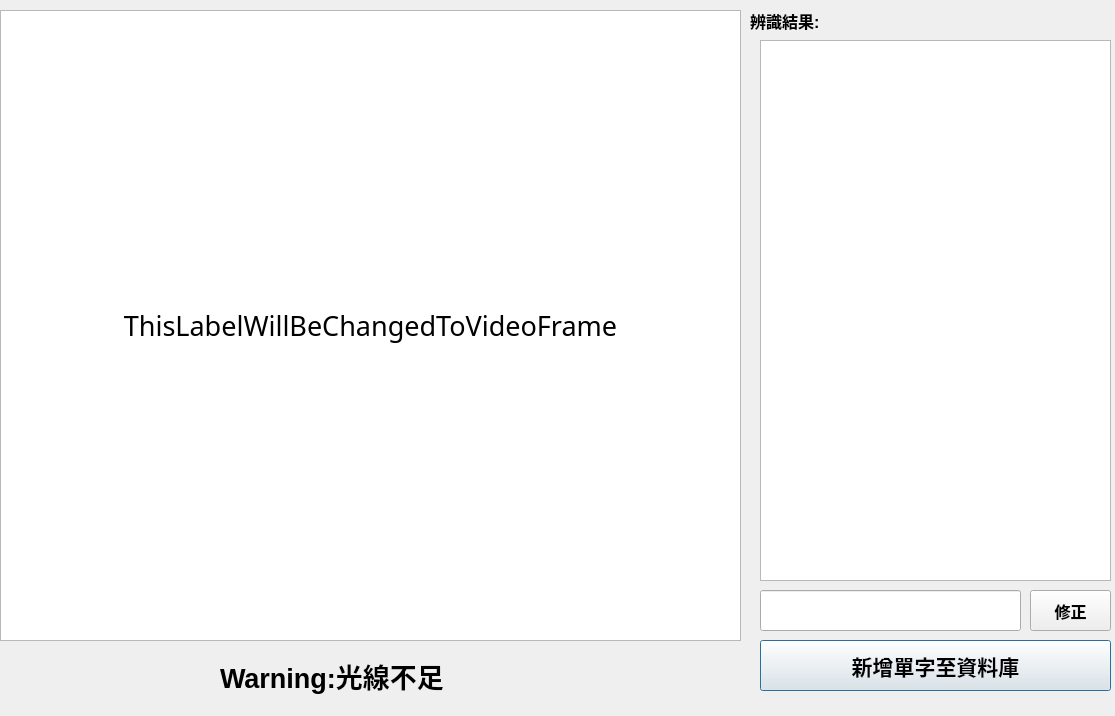
First picture: the form in project_codes/GUI/GUI.ui, repository AhJayzZ/Smart-Learning-System, before the edit.
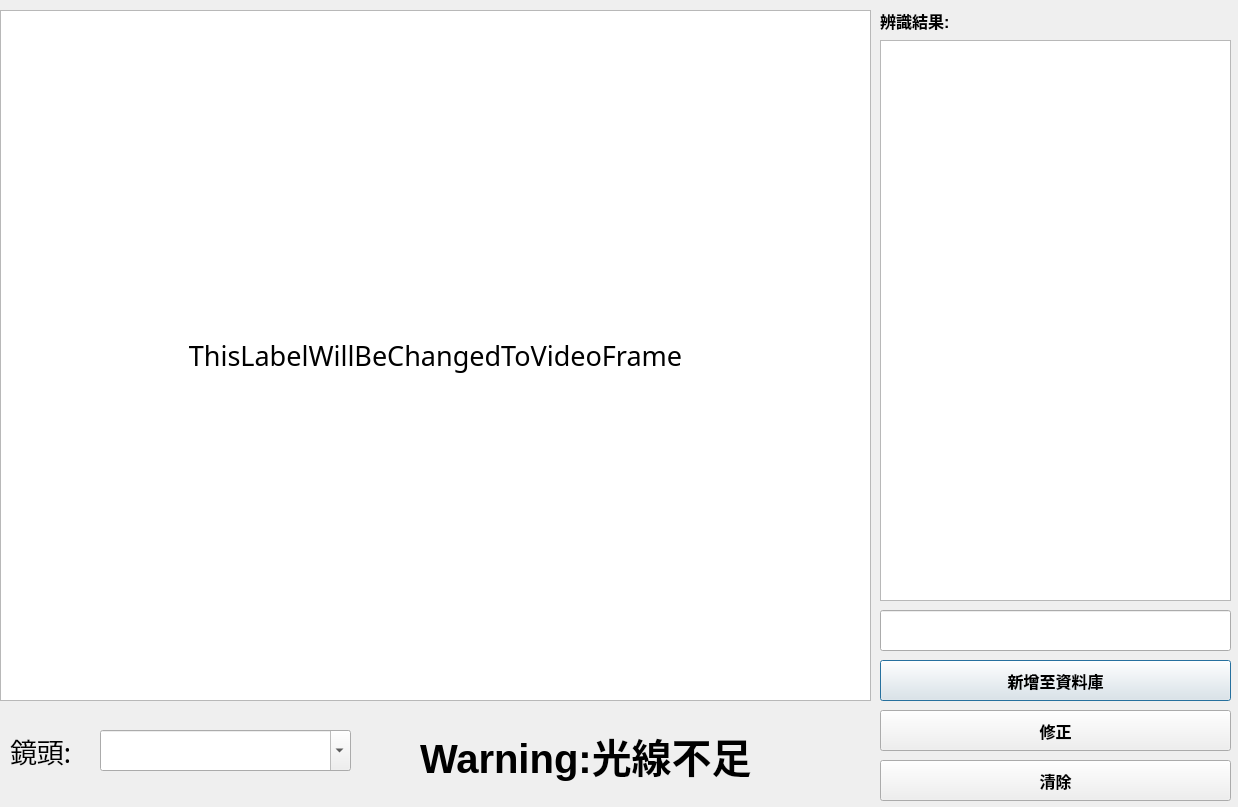
Second picture: the form after the edit.

Commit message: add camera change function

The edit to the form file:
```diff
--- a/project_codes/GUI/GUI.ui
+++ b/project_codes/GUI/GUI.ui
@@ -6,17 +6,22 @@
    <rect>
     <x>0</x>
     <y>0</y>
-    <width>1115</width>
-    <height>716</height>
+    <width>1238</width>
+    <height>807</height>
    </rect>
   </property>
+  <property name="font">
+   <font>
+    <pointsize>10</pointsize>
+   </font>
+  </property>
   <property name="windowTitle">
    <string>Dialog</string>
   </property>
   <widget class="QLabel" name="result_label">
    <property name="geometry">
     <rect>
-     <x>750</x>
+     <x>880</x>
      <y>0</y>
      <width>101</width>
      <height>41</height>
@@ -36,15 +41,15 @@
   <widget class="QLabel" name="warning_label">
    <property name="geometry">
     <rect>
-     <x>220</x>
-     <y>640</y>
-     <width>271</width>
+     <x>420</x>
+     <y>720</y>
+     <width>421</width>
      <height>71</height>
     </rect>
    </property>
    <property name="font">
     <font>
-     <pointsize>20</pointsize>
+     <pointsize>30</pointsize>
      <weight>75</weight>
      <bold>true</bold>
     </font>
@@ -59,29 +64,30 @@
   <widget class="QPushButton" name="confirm_btn">
    <property name="geometry">
     <rect>
-     <x>760</x>
-     <y>640</y>
+     <x>880</x>
+     <y>660</y>
      <width>351</width>
-     <height>51</height>
+     <height>41</height>
     </rect>
    </property>
    <property name="font">
     <font>
-     <pointsize>16</pointsize>
+     <family>Agency FB</family>
+     <pointsize>12</pointsize>
      <weight>75</weight>
      <bold>true</bold>
     </font>
    </property>
    <property name="text">
-    <string>新增單字至資料庫</string>
+    <string>新增至資料庫</string>
    </property>
   </widget>
   <widget class="QPushButton" name="revise_btn">
    <property name="geometry">
     <rect>
-     <x>1030</x>
-     <y>590</y>
-     <width>81</width>
+     <x>880</x>
+     <y>710</y>
+     <width>351</width>
      <height>41</height>
     </rect>
    </property>
@@ -101,8 +107,8 @@
     <rect>
      <x>0</x>
      <y>10</y>
-     <width>741</width>
-     <height>631</height>
+     <width>871</width>
+     <height>691</height>
     </rect>
    </property>
   </widget>
@@ -111,8 +117,8 @@
     <rect>
      <x>0</x>
      <y>10</y>
-     <width>741</width>
-     <height>631</height>
+     <width>871</width>
+     <height>691</height>
     </rect>
    </property>
    <property name="font">
@@ -134,23 +140,91 @@
   <widget class="QListWidget" name="result_list">
    <property name="geometry">
     <rect>
-     <x>760</x>
+     <x>880</x>
      <y>40</y>
      <width>351</width>
-     <height>541</height>
+     <height>561</height>
     </rect>
    </property>
   </widget>
   <widget class="QLineEdit" name="revise_textbox">
    <property name="geometry">
     <rect>
-     <x>760</x>
-     <y>590</y>
-     <width>261</width>
+     <x>880</x>
+     <y>610</y>
+     <width>351</width>
      <height>41</height>
     </rect>
    </property>
   </widget>
+  <widget class="QComboBox" name="camera_selector">
+   <property name="geometry">
+    <rect>
+     <x>100</x>
+     <y>730</y>
+     <width>251</width>
+     <height>41</height>
+    </rect>
+   </property>
+   <property name="font">
+    <font>
+     <pointsize>10</pointsize>
+     <weight>75</weight>
+     <bold>true</bold>
+    </font>
+   </property>
+   <property name="editable">
+    <bool>true</bool>
+   </property>
+   <property name="currentText">
+    <string/>
+   </property>
+   <property name="currentIndex">
+    <number>-1</number>
+   </property>
+   <property name="placeholderText">
+    <string/>
+   </property>
+  </widget>
+  <widget class="QLabel" name="camera_select_label">
+   <property name="geometry">
+    <rect>
+     <x>10</x>
+     <y>730</y>
+     <width>81</width>
+     <height>41</height>
+    </rect>
+   </property>
+   <property name="font">
+    <font>
+     <family>標楷體</family>
+     <pointsize>20</pointsize>
+    </font>
+   </property>
+   <property name="text">
+    <string>鏡頭:</string>
+   </property>
+  </widget>
+  <widget class="QPushButton" name="clear_btn">
+   <property name="geometry">
+    <rect>
+     <x>880</x>
+     <y>760</y>
+     <width>351</width>
+     <height>41</height>
+    </rect>
+   </property>
+   <property name="font">
+    <font>
+     <pointsize>12</pointsize>
+     <weight>75</weight>
+     <bold>true</bold>
+    </font>
+   </property>
+   <property name="text">
+    <string>清除</string>
+   </property>
+  </widget>
  </widget>
  <resources/>
  <connections/>
```
The commit also changes 3 other files.
